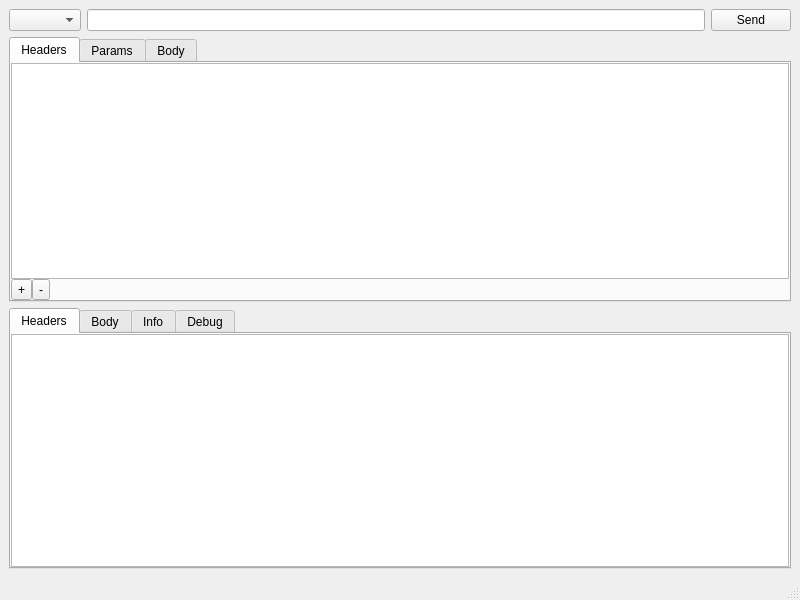
Before: the Qt Designer form src/main_window.ui in jesusha123/comet, drawn with Qt 5.
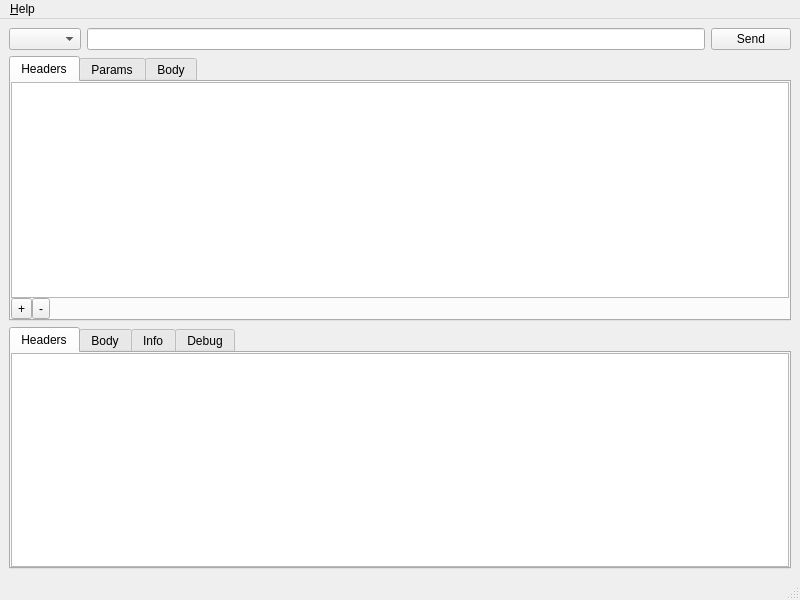
After: the same form once the commit is applied. Custom widgets are drawn as their Qt base class.

Commit message: Add about with license attribution

Diff of the .ui file:
```diff
--- a/src/main_window.ui
+++ b/src/main_window.ui
@@ -332,6 +332,28 @@
    </layout>
   </widget>
   <widget class="QStatusBar" name="statusBar"/>
+  <widget class="QMenuBar" name="menuBar">
+   <property name="geometry">
+    <rect>
+     <x>0</x>
+     <y>0</y>
+     <width>800</width>
+     <height>37</height>
+    </rect>
+   </property>
+   <widget class="QMenu" name="menu_Help">
+    <property name="title">
+     <string>&amp;Help</string>
+    </property>
+    <addaction name="action_About"/>
+   </widget>
+   <addaction name="menu_Help"/>
+  </widget>
+  <action name="action_About">
+   <property name="text">
+    <string>&amp;About</string>
+   </property>
+  </action>
  </widget>
  <customwidgets>
   <customwidget>
```
The commit also changes 2 other files.
